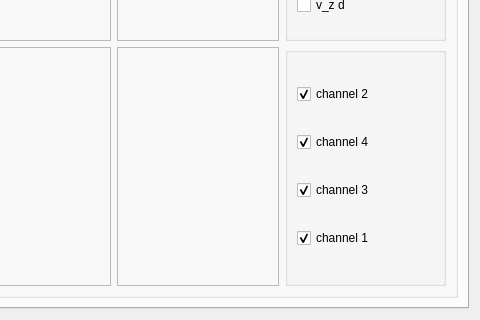
This is gui/src/gui/positionPlot.ui in massimilianop/sml_under_development as Qt 5 draws it before an edit; both pictures show x 252 to 732 and y 285 to 605 of the 732 by 605 pixel window. The edited form follows.
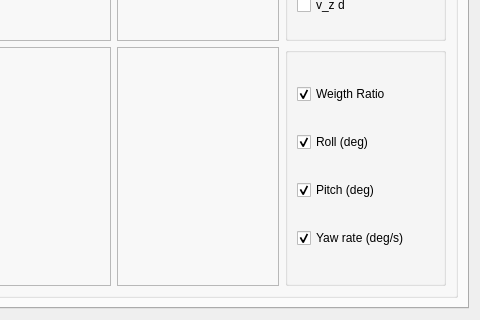
This is the edited form.

Diff of the .ui file:
```diff
--- a/gui/src/gui/positionPlot.ui
+++ b/gui/src/gui/positionPlot.ui
@@ -110,20 +110,20 @@
              <string/>
             </property>
             <layout class="QVBoxLayout" name="verticalLayout_4">
+             <item>
+              <widget class="QCheckBox" name="Ch1check">
+               <property name="text">
+                <string>Weigth Ratio</string>
+               </property>
+               <property name="checked">
+                <bool>true</bool>
+               </property>
+              </widget>
+             </item>
              <item>
               <widget class="QCheckBox" name="Ch2check">
                <property name="text">
-                <string>channel 2</string>
-               </property>
-               <property name="checked">
-                <bool>true</bool>
-               </property>
-              </widget>
-             </item>
-             <item>
-              <widget class="QCheckBox" name="Ch4check">
-               <property name="text">
-                <string>channel 4</string>
+                <string>Roll (deg)</string>
                </property>
                <property name="checked">
                 <bool>true</bool>
@@ -133,7 +133,7 @@
              <item>
               <widget class="QCheckBox" name="Ch3check">
                <property name="text">
-                <string>channel 3</string>
+                <string>Pitch (deg)</string>
                </property>
                <property name="checked">
                 <bool>true</bool>
@@ -141,9 +141,9 @@
               </widget>
              </item>
              <item>
-              <widget class="QCheckBox" name="Ch1check">
+              <widget class="QCheckBox" name="Ch4check">
                <property name="text">
-                <string>channel 1</string>
+                <string>Yaw rate (deg/s)</string>
                </property>
                <property name="checked">
                 <bool>true</bool>
```
